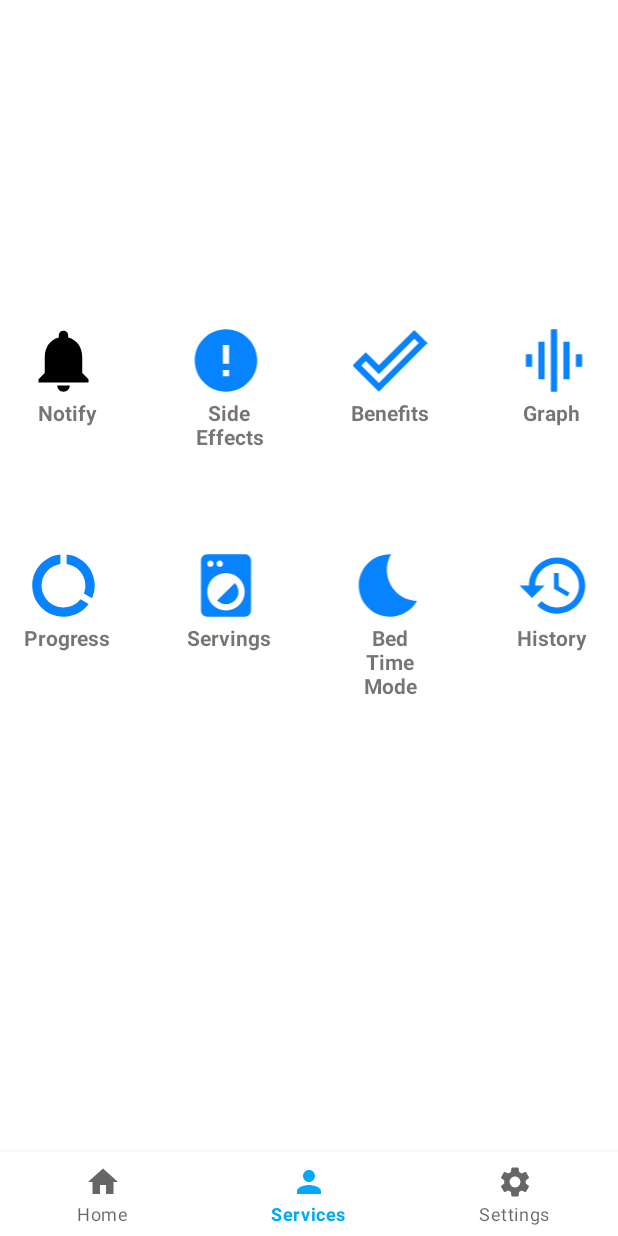
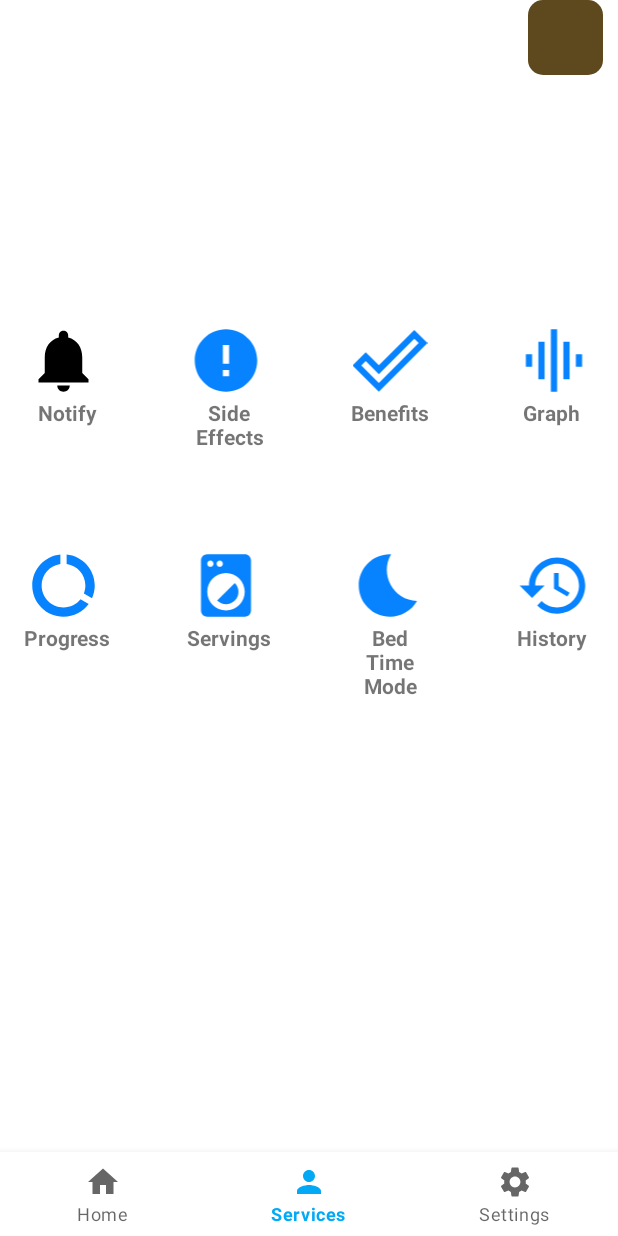
Before and after one commit to AbdulManan777/SMD_Project_Water_App, an Android app: the Activity3 screen opened directly, with no data from a screen before it, item 2 of the bottom bar chosen, on a phone screen of 412 x 824 dp. Run offline under Robolectric (Android 15) with nearby library versions, the phone set to English and light mode, and no system bars; our stand-ins replace CircleImageView, Volley; network calls fail; pictures from the network do not load; Roboto replaces fonts that are not available here.

Commit message:
Required Water Intake Done

```diff
--- a/app/build.gradle
+++ b/app/build.gradle
@@ -39,6 +39,9 @@ dependencies {
     implementation 'androidx.appcompat:appcompat:1.5.1'
     implementation 'com.google.android.material:material:1.7.0'
     implementation 'androidx.constraintlayout:constraintlayout:2.1.4'
+    implementation 'com.karumi:dexter:6.2.2'
+    implementation 'de.hdodenhof:circleimageview:3.1.0'
+    implementation 'com.github.bumptech.glide:glide:4.14.2'
     implementation 'com.google.android.gms:play-services-auth:20.3.0'
     implementation 'com.google.firebase:firebase-auth:21.1.0'
     implementation 'com.google.firebase:firebase-analytics:21.2.0'
--- a/app/src/main/java/com/ass2/water_reminderapp/Activity3.java
+++ b/app/src/main/java/com/ass2/water_reminderapp/Activity3.java
@@ -1,27 +1,163 @@
 package com.ass2.water_reminderapp;
 
+import androidx.annotation.Nullable;
 import androidx.appcompat.app.AppCompatActivity;
+import androidx.drawerlayout.widget.DrawerLayout;
 import androidx.fragment.app.Fragment;
 import androidx.fragment.app.FragmentManager;
 import androidx.fragment.app.FragmentTransaction;
 
 import android.os.Bundle;
+import android.view.Gravity;
+import android.view.View;
+import android.widget.ImageView;
+import android.widget.TextView;
+import android.widget.Toast;
 
+import com.android.volley.AuthFailureError;
+import com.android.volley.Request;
+import com.android.volley.RequestQueue;
+import com.android.volley.Response;
+import com.android.volley.VolleyError;
+import com.android.volley.toolbox.StringRequest;
+import com.android.volley.toolbox.Volley;
 import com.ass2.water_reminderapp.databinding.Activity3Binding;
 import com.ass2.water_reminderapp.databinding.ActivityMainBinding;
+import com.bumptech.glide.Glide;
+
+import org.json.JSONArray;
+import org.json.JSONException;
+import org.json.JSONObject;
+
+import java.util.HashMap;
+import java.util.Map;
 
 public class Activity3 extends AppCompatActivity {
 
     Activity3Binding binding;
     String username;
+    DrawerLayout dwr;
+    TextView logout;
+    ImageView logoutimg;
+    ImageView profile,profile_dp;
+    TextView username4,password4,phone4;
+    String url;
+    String password;
     @Override
     protected void onCreate(Bundle savedInstanceState) {
         super.onCreate(savedInstanceState);
         binding = Activity3Binding.inflate(getLayoutInflater());
         setContentView(binding.getRoot());
         replaceFragment(new HomeFragment());
+        dwr = findViewById(R.id.drwr);
+        phone4=findViewById(R.id.phone4);
+        password4=findViewById(R.id.password4);
+        username4=findViewById(R.id.user_name4);
+        profile=findViewById(R.id.profielpicture);
+        profile_dp=findViewById(R.id.profile_dp);
+        logout=findViewById(R.id.log_out);
+        logoutimg=findViewById(R.id.logoutimg);
+
 
         username=getIntent().getStringExtra("Username");
+        password=getIntent().getStringExtra("Password");
+
+        profile.setOnClickListener(new View.OnClickListener() {
+            @Override
+            public void onClick(View view) {
+                if(dwr.isDrawerOpen(Gravity.LEFT))
+                    dwr.closeDrawer(Gravity.LEFT);
+                else
+                    dwr.openDrawer(Gravity.LEFT);
+            }
+        });
+
+        logout.setOnClickListener(new View.OnClickListener() {
+            @Override
+            public void onClick(View view) {
+                finish();
+            }
+        });
+        logoutimg.setOnClickListener(new View.OnClickListener() {
+            @Override
+            public void onClick(View view) {
+                finish();
+            }
+        });
+
+        password4.setText(password);
+        username4.setText(username);
+
+
+
+
+
+
+        StringRequest request2=new StringRequest(Request.Method.POST, "http://"+IPServer.getIP_server()+"/smdproj/getImageOnly.php",
+                new Response.Listener<String>() {
+                    @Override
+                    public void onResponse(String response) {
+                        try {
+                            JSONObject obj=new JSONObject(response);
+
+                            if(obj.getInt("code")==1)
+                            {
+                                JSONArray contacts=obj.getJSONArray("pictures");
+
+                                for (int i=0; i<contacts.length();i++)
+                                {
+
+                                    JSONObject contact=contacts.getJSONObject(i);
+                                    //String usern=contact.getString("Username");
+                                    String image=contact.getString("image");
+                                    url="http://"+IPServer.getIP_server()+"/smdproj/Dps/"+image;
+
+                                    //MyContact m=new MyContact(usern,url);
+                                    //ls.add(m);
+                                    //adapter.notifyDataSetChanged();
+                                }
+
+                            }
+                            else{
+                                Toast.makeText(Activity3.this,obj.get("msg").toString(),Toast.LENGTH_LONG).show();
+                            }
+                            Glide.with(Activity3.this).load(url).into(profile);
+                            Glide.with(Activity3.this).load(url).into(profile_dp);
+
+                        } catch (JSONException e) {
+                            Toast.makeText(Activity3.this,response,Toast.LENGTH_LONG).show();
+                            e.printStackTrace();
+                        }
+                    }
+                },
+                new Response.ErrorListener() {
+                    @Override
+                    public void onErrorResponse(VolleyError error) {
+                        Toast.makeText(Activity3.this,"Error Connecting Server",Toast.LENGTH_LONG).show();
+                    }
+                }
+
+        )
+        {
+
+            @Nullable
+            @Override
+            protected Map<String, String> getParams() throws AuthFailureError {
+                Map<String, String> params=new HashMap<>();
+               // Log.i("Username",username);
+                //Log.i("Password",password);
+                params.put("Username",username);
+                params.put("Password",password);
+                // params.put("Password",password);
+                // params.put("PhoneNum",phonenum.getText().toString());
+
+                return params;
+            }
+        };
+
+
+        RequestQueue queue2= Volley.newRequestQueue(Activity3.this);
+        queue2.add(request2);
 
 
 
--- a/app/src/main/java/com/ass2/water_reminderapp/Adapter.java
+++ b/app/src/main/java/com/ass2/water_reminderapp/Adapter.java
@@ -4,6 +4,7 @@ import android.annotation.SuppressLint;
 import android.app.Activity;
 import android.content.Context;
 import android.content.Intent;
+import android.util.Log;
 import android.view.LayoutInflater;
 import android.view.View;
 import android.view.ViewGroup;
@@ -35,12 +36,13 @@ public class Adapter extends RecyclerView.Adapter<Adapter.MyViewHolder> {
 
     @Override
     public void onBindViewHolder(@NonNull MyViewHolder holder, int position) {
+        Log.i("U value,",String.valueOf(ls.get(position).getIndex()));
 
         holder.Serial_no.setText(String.valueOf(ls.get(position).getIndex()));
 
         holder.glass.setText(String.valueOf(ls.get(position).getNo_of_water_glasses()));
 
-        holder.time.setText(ls.get(position).getTime().toString());
+        holder.time.setText(ls.get(position).getTime1());
 
 
 
--- /dev/null
+++ b/app/src/main/res/drawable/dp_upload.xml
@@ -0,0 +1,5 @@
+<vector android:height="24dp" android:tint="#000000"
+    android:viewportHeight="24" android:viewportWidth="24"
+    android:width="24dp" xmlns:android="http://schemas.android.com/apk/res/android">
+    <path android:fillColor="@android:color/white" android:pathData="M21,19V5c0,-1.1 -0.9,-2 -2,-2H5c-1.1,0 -2,0.9 -2,2v14c0,1.1 0.9,2 2,2h14c1.1,0 2,-0.9 2,-2zM8.5,13.5l2.5,3.01L14.5,12l4.5,6H5l3.5,-4.5z"/>
+</vector>
--- /dev/null
+++ b/app/src/main/res/drawable/user_profile_icon.xml
@@ -0,0 +1,6 @@
+<?xml version="1.0" encoding="utf-8"?>
+<shape xmlns:android="http://schemas.android.com/apk/res/android">
+    <size android:height="50sp" android:width="50sp"/>
+    <solid android:color="@color/brown"/>
+    <corners android:radius="10sp"/>
+</shape>
--- a/app/src/main/res/layout/activity_3.xml
+++ b/app/src/main/res/layout/activity_3.xml
@@ -1,11 +1,38 @@
 <?xml version="1.0" encoding="utf-8"?>
+
+<androidx.drawerlayout.widget.DrawerLayout xmlns:android="http://schemas.android.com/apk/res/android"
+    xmlns:app="http://schemas.android.com/apk/res-auto"
+    xmlns:tools="http://schemas.android.com/tools"
+    android:layout_width="match_parent"
+    android:layout_height="match_parent"
+    android:id="@+id/drwr"
+    tools:context=".Activity3"
+    >
+
 <RelativeLayout xmlns:android="http://schemas.android.com/apk/res/android"
     xmlns:app="http://schemas.android.com/apk/res-auto"
     xmlns:tools="http://schemas.android.com/tools"
     android:layout_width="match_parent"
     android:layout_height="match_parent"
-    android:orientation="vertical"
-    tools:context=".Activity3">
+    android:orientation="vertical">
+
+
+
+            <de.hdodenhof.circleimageview.CircleImageView
+                android:id="@+id/profielpicture"
+                android:layout_width="wrap_content"
+                android:layout_height="wrap_content"
+                android:background="@drawable/user_profile_icon"
+                android:layout_alignParentRight="true"
+
+                android:layout_marginRight="10sp"
+                />
+
+
+
+
+
+
 
 
 
@@ -13,6 +40,7 @@
         android:id="@+id/frame_layout"
         android:layout_width="match_parent"
         android:layout_height="match_parent">
+
 
 
     </FrameLayout>
@@ -26,4 +54,17 @@
         app:menu="@menu/bottom_nav_menu"/>
 
 
+
+
+
+
 </RelativeLayout>
+
+    <LinearLayout
+        android:layout_width="match_parent"
+        android:layout_height="match_parent"
+        android:layout_gravity="start">
+        <include
+            layout="@layout/profile"/>
+    </LinearLayout>
+</androidx.drawerlayout.widget.DrawerLayout>
--- a/app/src/main/res/layout/activity_required_water_intake.xml
+++ b/app/src/main/res/layout/activity_required_water_intake.xml
@@ -27,7 +27,7 @@
         android:id="@+id/rv"
         android:background="@color/white"
         android:layout_width="match_parent"
-        android:layout_height="match_parent">
+        android:layout_height="wrap_content">
 
     </androidx.recyclerview.widget.RecyclerView>
 
--- a/app/src/main/res/values/colors.xml
+++ b/app/src/main/res/values/colors.xml
@@ -6,5 +6,7 @@
     <color name="teal_200">#FF03DAC5</color>
     <color name="teal_700">#FF018786</color>
     <color name="black">#FF000000</color>
+    <color name="corn">#FFE338</color>
+    <color name="brown">#5e481e</color>
     <color name="white">#FFFFFFFF</color>
 </resources>
```
Also changed, not shown: app/src/main/AndroidManifest.xml (+23 -7 lines), app/src/main/java/com/ass2/water_reminderapp/DpUploadActivity.java (added, +188 -0 lines), app/src/main/java/com/ass2/water_reminderapp/SignUp.java (+17 -3 lines), app/src/main/java/com/ass2/water_reminderapp/required_water_intake.java (+15 -13 lines), app/src/main/java/com/ass2/water_reminderapp/user_required_water_info.java (+8 -5 lines), app/src/main/res/drawable/circle_profile.xml (added, +7 -0 lines), app/src/main/res/layout/activity_dp_upload.xml (added, +37 -0 lines), app/src/main/res/layout/profile.xml (added, +104 -0 lines), app/src/main/res/drawable/logout.png (added).
